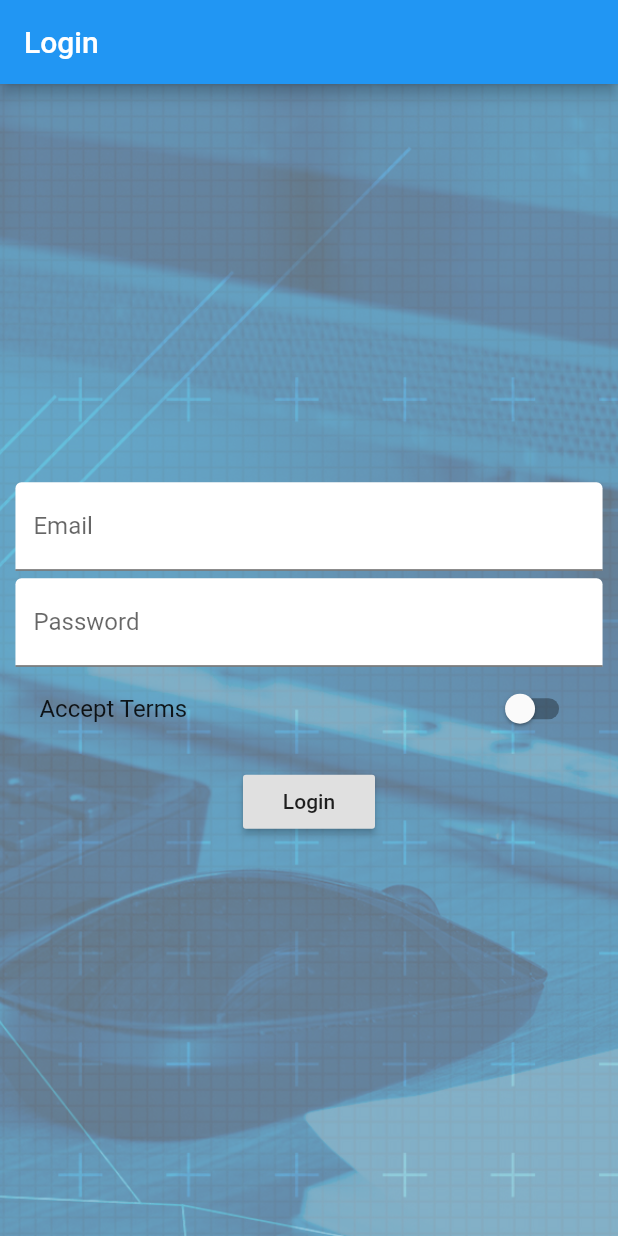
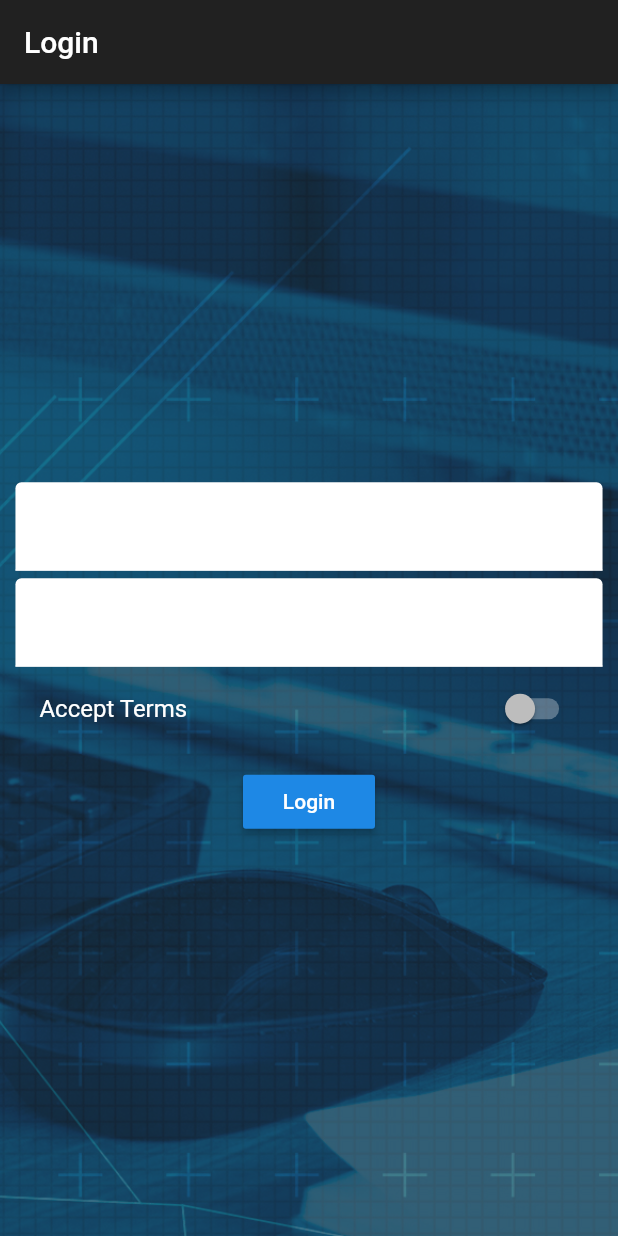
Before and after one commit to JoelRomeroG/FlutterApp, a Flutter app: the screen it shows after launch, on a phone screen of 412 x 824 dp. Run offline on Flutter 3.47's test engine with Material 2 defaults, Android fonts, the phone set to English and light mode, and no system bars.

Commit message:
Cleanning code and responsivity

```diff
--- a/flutter_first_app/lib/main.dart
+++ b/flutter_first_app/lib/main.dart
@@ -32,7 +32,7 @@ class _MyAppState extends State<MyApp> {
   @override
   Widget build(BuildContext context) {
     return MaterialApp(
-      theme: ThemeData(
+      theme: ThemeData(brightness: Brightness.dark,
           primarySwatch: Colors.blue, accentColor: Colors.lightBlueAccent),
       routes: {
         '/': (BuildContext context) => AuthPage(),
```
